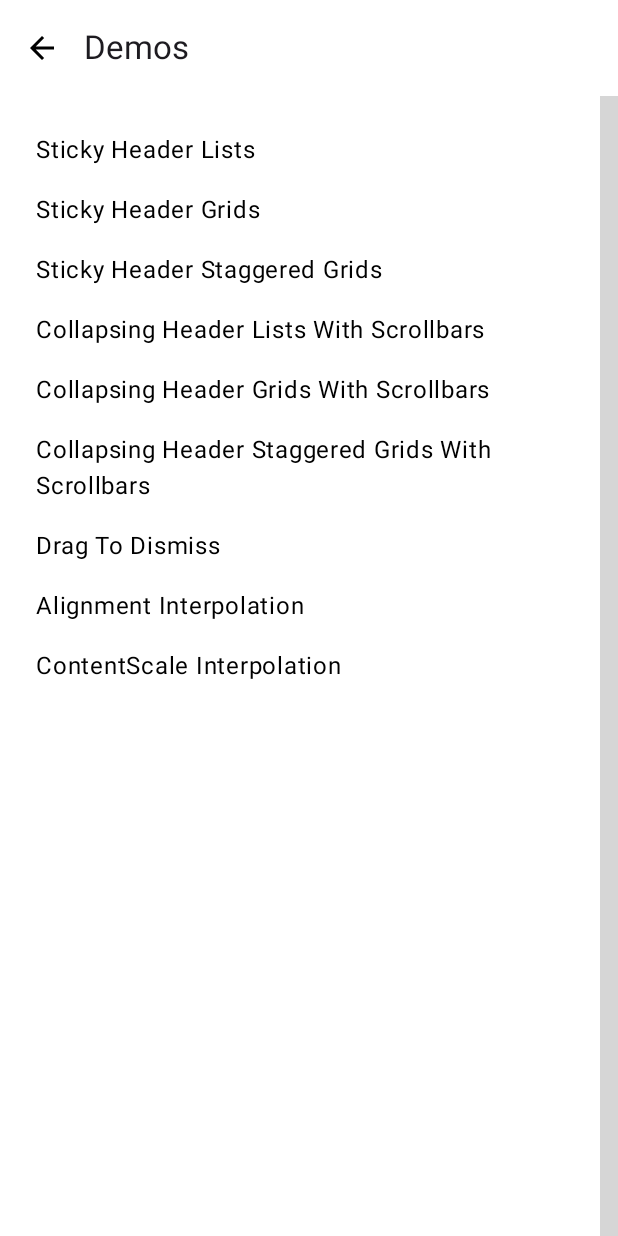
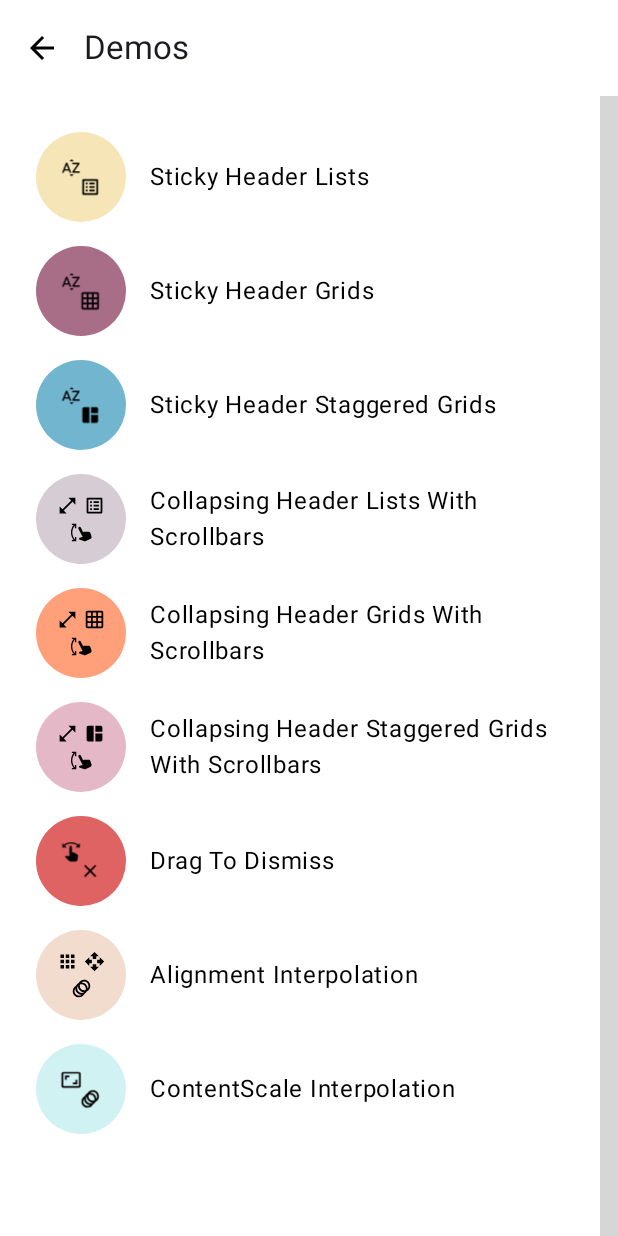
Before and after one commit to tunjid/composables, an Android app built with Jetpack Compose: the screen it shows after launch (MainActivity), on a phone screen of 412 x 824 dp. Run offline under Robolectric (Android 15) with nearby library versions, the phone set to English and light mode, and no system bars; libraries missing offline, so code that uses them is left out: com.tunjid.composables; 3 statements that could not run were skipped; grey boxes are pictures that could not be loaded.

Commit message:
Add icons to demos

```diff
--- a/sample/common/build.gradle.kts
+++ b/sample/common/build.gradle.kts
@@ -43,6 +43,7 @@ kotlin {
                 implementation(libs.jetbrains.compose.foundation.layout)
 
                 implementation(libs.kotlinx.coroutines.core)
+                implementation(compose.materialIconsExtended)
 
                 api(libs.tunjid.mutator.core.common)
                 api(libs.tunjid.mutator.coroutines.common)
--- a/sample/common/src/commonMain/kotlin/com/tunjid/demo/common/app/Screen.kt
+++ b/sample/common/src/commonMain/kotlin/com/tunjid/demo/common/app/Screen.kt
@@ -1,16 +1,100 @@
 package com.tunjid.demo.common.app
 
+import androidx.compose.material.icons.Icons
+import androidx.compose.material.icons.automirrored.filled.ListAlt
+import androidx.compose.material.icons.filled.Animation
+import androidx.compose.material.icons.filled.Apps
+import androidx.compose.material.icons.filled.AspectRatio
+import androidx.compose.material.icons.filled.Close
+import androidx.compose.material.icons.filled.GridOn
+import androidx.compose.material.icons.filled.HorizontalDistribute
+import androidx.compose.material.icons.filled.Maximize
+import androidx.compose.material.icons.filled.OpenInFull
+import androidx.compose.material.icons.filled.OpenWith
+import androidx.compose.material.icons.filled.SortByAlpha
+import androidx.compose.material.icons.filled.SpaceDashboard
+import androidx.compose.material.icons.filled.Swipe
+import androidx.compose.material.icons.filled.SwipeVertical
+import androidx.compose.material.icons.filled.TableChart
+import androidx.compose.material.icons.filled.TableRows
+import androidx.compose.material.icons.filled.TableView
+import androidx.compose.material.icons.filled.TouchApp
+import androidx.compose.ui.graphics.vector.ImageVector
+
 enum class Screen(
-    val title: String
-) {
-    Demos("Demos"),
-    LazyStickyHeaderListDemoScreen("Sticky Header Lists"),
-    LazyStickyHeaderGridDemoScreen("Sticky Header Grids"),
-    LazyStickyHeaderStaggeredGridDemoScreen("Sticky Header Staggered Grids"),
-    LazyListDemoScreen("Collapsing Header Lists With Scrollbars"),
-    LazyGridDemoScreen("Collapsing Header Grids With Scrollbars"),
-    LazyStaggeredGridDemoScreen("Collapsing Header Staggered Grids With Scrollbars"),
-    DragToDismissDemoScreen("Drag To Dismiss"),
-    AlignmentInterpolationDemoScreen("Alignment Interpolation"),
-    ContentScaleInterpolationDemoScreen("ContentScale Interpolation"),
+    val title: String,
+    val icons: List<ImageVector>,
+
+    ) {
+    Demos(
+        title = "Demos",
+        icons = listOf(Icons.Default.TouchApp),
+    ),
+    LazyStickyHeaderListDemoScreen(
+        title = "Sticky Header Lists",
+        icons = listOf(
+            Icons.Default.SortByAlpha,
+            Icons.AutoMirrored.Filled.ListAlt,
+        ),
+    ),
+    LazyStickyHeaderGridDemoScreen(
+        title = "Sticky Header Grids",
+        icons = listOf(
+            Icons.Default.SortByAlpha,
+            Icons.Default.GridOn,
+        ),
+    ),
+    LazyStickyHeaderStaggeredGridDemoScreen(
+        title = "Sticky Header Staggered Grids",
+        icons = listOf(
+            Icons.Default.SortByAlpha,
+            Icons.Default.SpaceDashboard,
+        ),
+    ),
+    LazyListDemoScreen(
+        title = "Collapsing Header Lists With Scrollbars",
+        icons = listOf(
+            Icons.Default.OpenInFull,
+            Icons.AutoMirrored.Filled.ListAlt,
+            Icons.Default.SwipeVertical,
+        ),
+    ),
+    LazyGridDemoScreen(
+        title = "Collapsing Header Grids With Scrollbars",
+        icons = listOf(
+            Icons.Default.OpenInFull,
+            Icons.Default.GridOn,
+            Icons.Default.SwipeVertical,
+        ),
+    ),
+    LazyStaggeredGridDemoScreen(
+        title = "Collapsing Header Staggered Grids With Scrollbars",
+        icons = listOf(
+            Icons.Default.OpenInFull,
+            Icons.Default.SpaceDashboard,
+            Icons.Default.SwipeVertical,
+        ),
+    ),
+    DragToDismissDemoScreen(
+        title = "Drag To Dismiss",
+        icons = listOf(
+            Icons.Default.Swipe,
+            Icons.Default.Close,
+        ),
+    ),
+    AlignmentInterpolationDemoScreen(
+        title = "Alignment Interpolation",
+        icons = listOf(
+            Icons.Default.Apps,
+            Icons.Default.OpenWith,
+            Icons.Default.Animation,
+        ),
+    ),
+    ContentScaleInterpolationDemoScreen(
+        title = "ContentScale Interpolation",
+        icons = listOf(
+            Icons.Default.AspectRatio,
+            Icons.Default.Animation,
+        ),
+    ),
 }
--- a/sample/common/src/commonMain/kotlin/com/tunjid/demo/common/app/demos/DemoSelectionScreen.kt
+++ b/sample/common/src/commonMain/kotlin/com/tunjid/demo/common/app/demos/DemoSelectionScreen.kt
@@ -1,21 +1,31 @@
 package com.tunjid.demo.common.app.demos
 
+import androidx.compose.foundation.background
 import androidx.compose.foundation.clickable
 import androidx.compose.foundation.gestures.Orientation
+import androidx.compose.foundation.layout.Arrangement
 import androidx.compose.foundation.layout.Box
 import androidx.compose.foundation.layout.Column
+import androidx.compose.foundation.layout.ExperimentalLayoutApi
+import androidx.compose.foundation.layout.FlowRow
 import androidx.compose.foundation.layout.PaddingValues
+import androidx.compose.foundation.layout.Row
 import androidx.compose.foundation.layout.fillMaxHeight
 import androidx.compose.foundation.layout.fillMaxSize
 import androidx.compose.foundation.layout.padding
+import androidx.compose.foundation.layout.size
 import androidx.compose.foundation.layout.width
 import androidx.compose.foundation.lazy.LazyColumn
 import androidx.compose.foundation.lazy.items
 import androidx.compose.foundation.lazy.rememberLazyListState
+import androidx.compose.foundation.shape.RoundedCornerShape
+import androidx.compose.material3.Icon
 import androidx.compose.material3.Text
 import androidx.compose.runtime.Composable
+import androidx.compose.runtime.remember
 import androidx.compose.ui.Alignment
 import androidx.compose.ui.Modifier
+import androidx.compose.ui.draw.rotate
 import androidx.compose.ui.unit.dp
 import com.tunjid.composables.scrollbars.scrollable.list.rememberBasicScrollbarThumbMover
 import com.tunjid.composables.scrollbars.scrollable.list.scrollbarState
@@ -54,15 +64,15 @@ fun DemoSelectionScreen(
                 items(
                     items = screens,
                     itemContent = { screen ->
-                        Text(
-                            text = screen.title,
+                        DemoScreenItem(
+                            screen = screen,
                             modifier = Modifier
                                 .fillParentMaxWidth()
                                 .padding(
                                     vertical = 8.dp,
                                     horizontal = 16.dp,
                                 )
-                                .clickable { onScreenSelected(screen) }
+                                .clickable { onScreenSelected(screen) },
                         )
                     }
                 )
@@ -79,5 +89,53 @@ fun DemoSelectionScreen(
             )
         }
     }
+}
 
+@OptIn(ExperimentalLayoutApi::class)
+@Composable
+private fun DemoScreenItem(
+    screen: Screen,
+    modifier: Modifier = Modifier,
+) {
+
+    Row(
+        modifier = modifier,
+        horizontalArrangement = Arrangement.spacedBy(16.dp),
+        verticalAlignment = Alignment.CenterVertically,
+    ) {
+
+        FlowRow(
+            modifier = Modifier
+                .size(60.dp)
+                .background(
+                    color = remember { pastelColors.random().color },
+                    shape = RoundedCornerShape(60.dp)
+                )
+                .padding(4.dp)
+                .rotate(
+                    if (screen.icons.size == 2) 45f
+                    else 0f
+                ),
+            horizontalArrangement = Arrangement.Center,
+            verticalArrangement = Arrangement.Center,
+        ) {
+            screen.icons.forEach { icon ->
+                Icon(
+                    imageVector = icon,
+                    contentDescription = null,
+                    modifier = Modifier
+                        .size(18.dp)
+                        .padding(horizontal = 2.dp)
+                        .rotate(
+                            if (screen.icons.size == 2) -45f
+                            else 0f
+                        )
+                )
+            }
+        }
+        Text(
+            text = screen.title,
+            modifier = Modifier
+        )
+    }
 }
```
